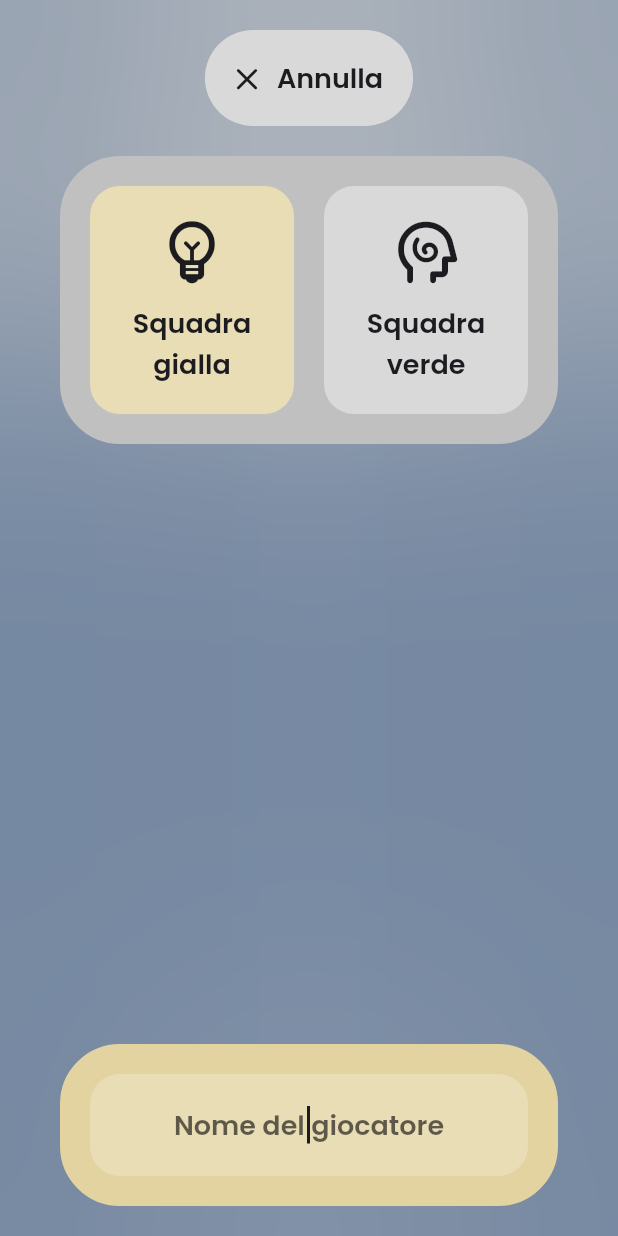
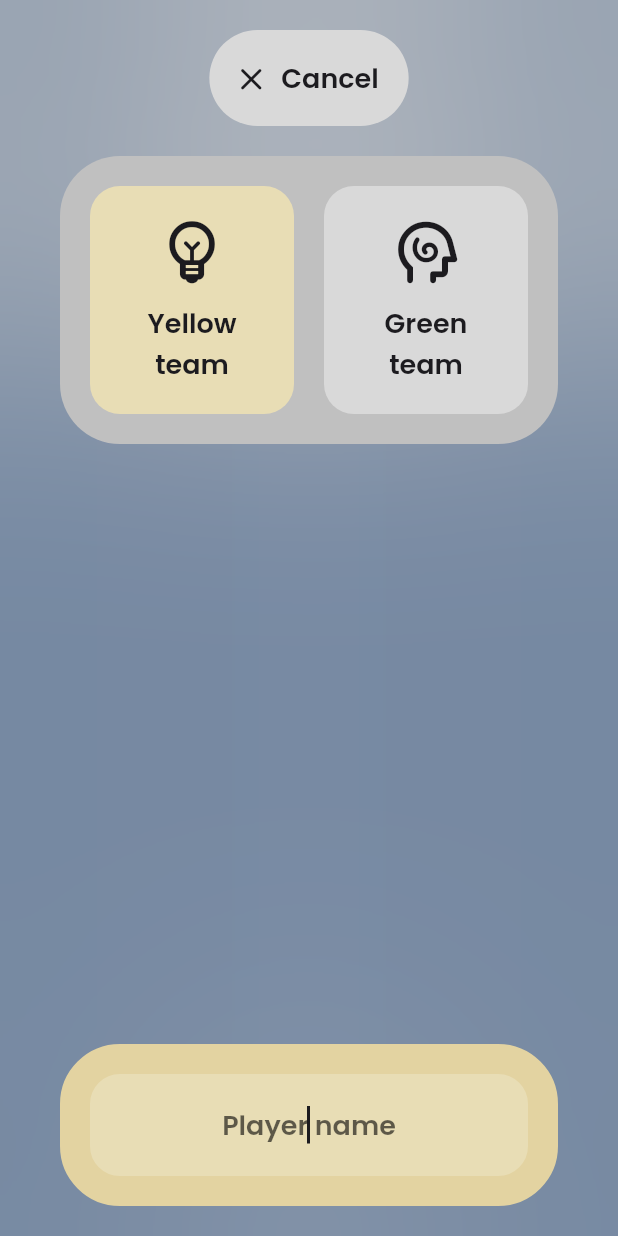
Before and after one commit to paologiua/complicity_game, a Flutter app: the TeamSelectorScreen screen opened by its route, after a tap on an icon or button, on a phone screen of 412 x 824 dp. Run offline on Flutter 3.47's test engine with Material 2 defaults, Android fonts, the phone set to English and light mode, and no system bars; our stand-ins replace flutter_keyboard_visibility, flutter_svg; generated files the repository leaves out were written again; project files that could hold a hidden picture were left out.

Commit message:
Added new texts

```diff
--- a/lib/l10n/app_en.arb
+++ b/lib/l10n/app_en.arb
@@ -22,5 +22,25 @@
 	"startGameButtonLabel": "Start game",
 	"@startGameButtonLabel": {
     "description": "Text of the button to start a game"
+	},
+	"deleteButtonLabel": "Delete",
+	"@deleteButtonLabel": {
+    "description": "Text of the button to delete a player"
+	},
+	"cancelButtonLabel": "Cancel",
+	"@cancelButtonLabel": {
+    "description": "Text of the button to cancel the insertion of a player"
+	},
+	"playerNameHintText": "Player name",
+	"@playerNameHintText": {
+    "description": "HintText of the input to insert or edit a player"
+	},
+	"greenTeamText": "Green team",
+	"@greenTeamText": {
+    "description": "Green team name"
+	},
+	"yellowTeamText": "Yellow team",
+	"@yellowTeamText": {
+    "description": "Yellow team name"
 	}
 }
--- a/lib/widgets/player_editor_foreground.dart
+++ b/lib/widgets/player_editor_foreground.dart
@@ -4,6 +4,7 @@ import 'package:complicity_game/widgets/pill_input.dart';
 import 'package:flutter/material.dart';
 import 'package:flutter/services.dart';
 import 'package:flutter_keyboard_visibility/flutter_keyboard_visibility.dart';
+import 'package:flutter_gen/gen_l10n/app_localizations.dart';
 import 'dart:async';
 
 import '../constants/theme.dart';
@@ -79,7 +80,9 @@ class _PlayerEditorForegroundState extends State<PlayerEditorForeground> {
                     ? () => (widget.onRemove ?? () {})(_player)
                     : widget.onCancel,
                 icon: IconsConstants.close,
-                text: _player.key != null ? "Elimina" : "Annulla",
+                text: _player.key != null
+                    ? AppLocalizations.of(context)!.deleteButtonLabel
+                    : AppLocalizations.of(context)!.cancelButtonLabel,
                 size: 64.0,
               ),
               const SizedBox(height: ThemeConstants.defaultPadding),
@@ -102,7 +105,7 @@ class _PlayerEditorForegroundState extends State<PlayerEditorForeground> {
           initialValue: _player.name,
           maxLength: 15,
           autofocus: true,
-              hintText: 'Nome del giocatore',
+          hintText: AppLocalizations.of(context)!.playerNameHintText,
           onChange: (String playerName) => setState(() {
             _player.name = playerName;
           }),
--- a/lib/widgets/team_switch.dart
+++ b/lib/widgets/team_switch.dart
@@ -1,6 +1,7 @@
 import 'package:complicity_game/constants/icons.dart';
 import 'package:complicity_game/constants/theme.dart';
 import 'package:flutter/material.dart';
+import 'package:flutter_gen/gen_l10n/app_localizations.dart';
 
 import '../models/player_model.dart';
 
@@ -73,7 +74,7 @@ class _TeamSwitchState extends State<TeamSwitch> {
                     ),
                     const SizedBox(height: 10.0),
                     Text(
-                      "Squadra gialla",
+                      AppLocalizations.of(context)!.yellowTeamText,
                       textAlign: TextAlign.center,
                       style: Theme.of(context).textTheme.bodyLarge,
                     ),
@@ -109,7 +110,7 @@ class _TeamSwitchState extends State<TeamSwitch> {
                     ),
                     const SizedBox(height: 10.0),
                     Text(
-                      "Squadra verde",
+                      AppLocalizations.of(context)!.greenTeamText,
                       textAlign: TextAlign.center,
                       style: Theme.of(context).textTheme.bodyLarge,
                     ),
```
Also changed, not shown: lib/l10n/app_es.arb (+6 -1 lines), lib/l10n/app_it.arb (+6 -1 lines). Lines whose indentation alone changed are shown as unchanged.
